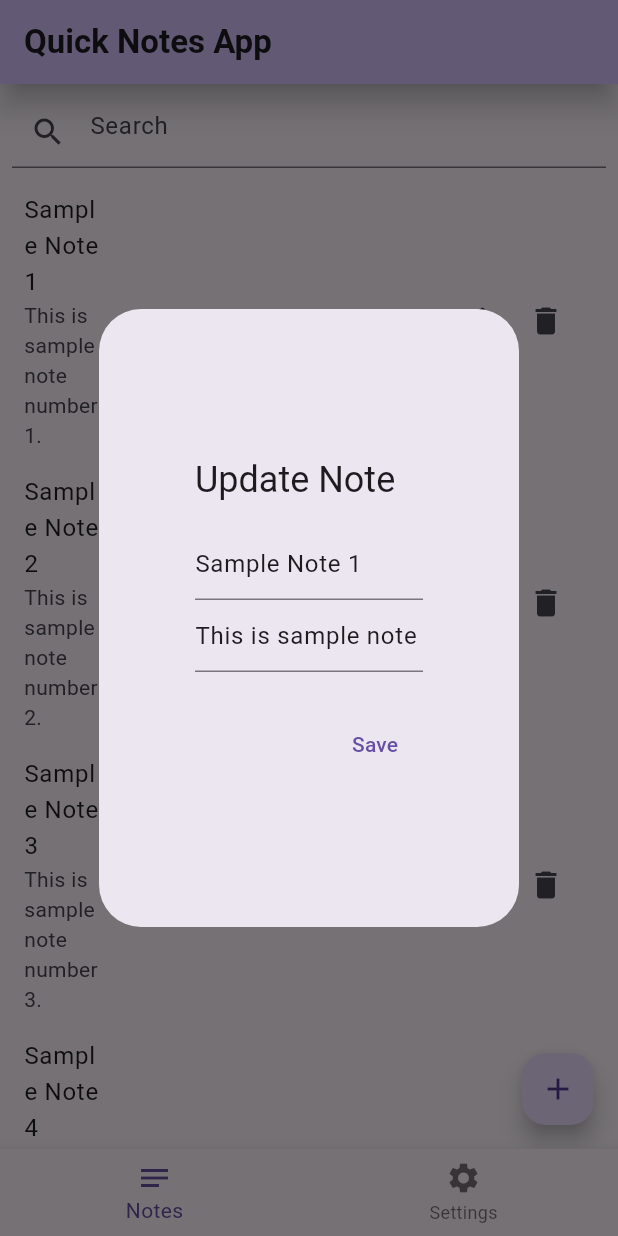
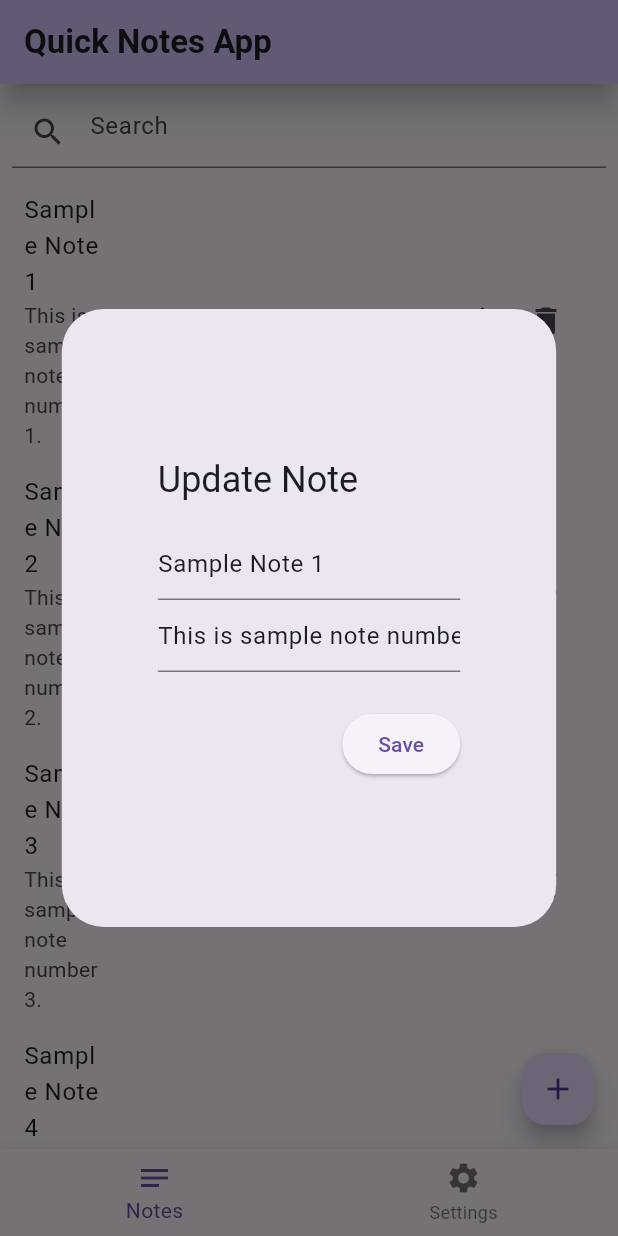
Before and after one commit to milinbhakta/quick_notes_app, a Flutter app: the screen it shows after launch, after a tap on the "edit" icon, on a phone screen of 412 x 824 dp. Run offline on Flutter 3.47's test engine with Material 3 defaults, Android fonts, the light colour scheme and no system bars; our stand-ins replace shared_preferences.

Commit message:
Refactor note dialog and add clear functionality

```diff
--- a/lib/Components/notes_page.dart
+++ b/lib/Components/notes_page.dart
@@ -43,14 +43,15 @@ class _NotesPageState extends State<NotesPage> {
   }
 
   void _showNoteDialog(String title, Function(String, String) onSave) {
+    if (title == 'New Note') {
+      _titleController.clear();
+      _contentController.clear();
+    }
     showDialog(
       context: context,
       builder: (context) {
         return Dialog(
-          child: Container(
-            constraints: BoxConstraints(
-                minHeight: 200.0,
-                maxWidth: MediaQuery.of(context).size.width * 0.5),
+          child: SizedBox(
             width: MediaQuery.of(context).size.width * 0.8,
             height: MediaQuery.of(context).size.height * 0.5,
             child: AlertDialog(
@@ -76,7 +77,7 @@ class _NotesPageState extends State<NotesPage> {
                 ),
               ),
               actions: <Widget>[
-                TextButton(
+                ElevatedButton(
                   child: const Text('Save'),
                   onPressed: () {
                     String title = _titleController.text;
```
